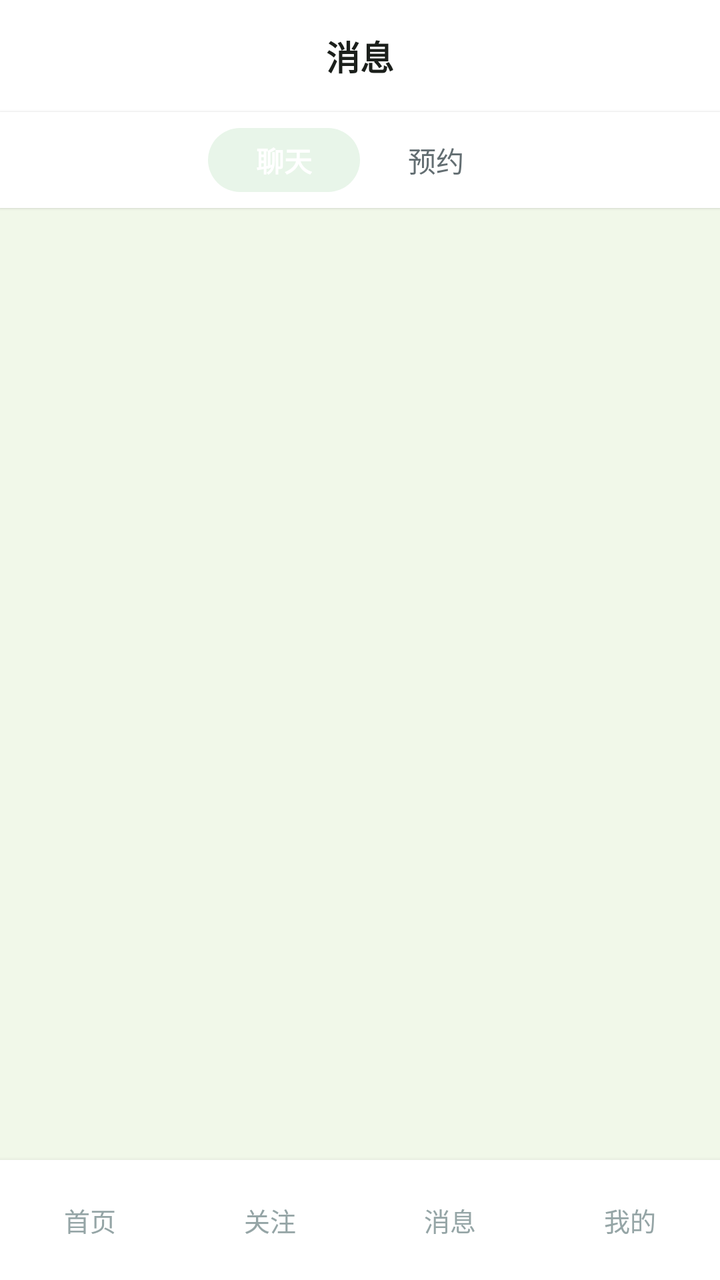
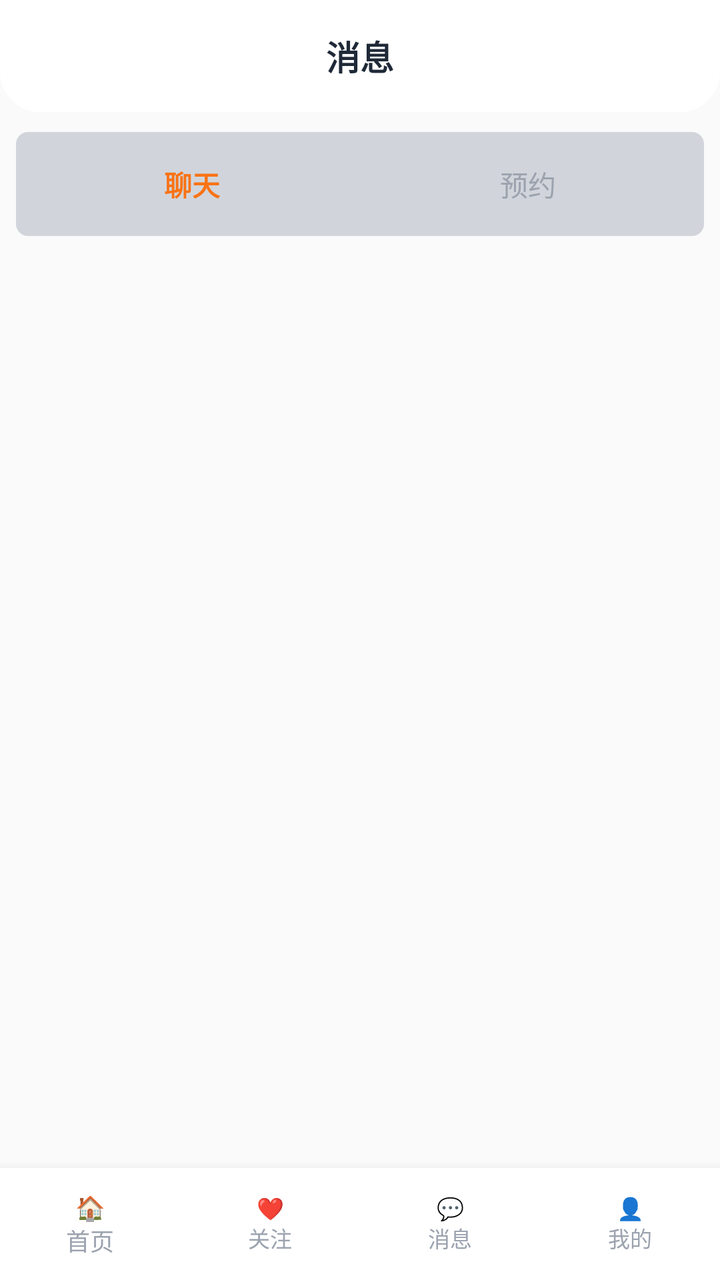

The first picture is an Android layout as it rendered before a commit; the second is the same layout after the commit. The layout source and the unified diff follow.
<!-- AndroidManifest.xml: application theme Theme.ClothingSI -->
<!-- res/layout/activity_buyer_messages.xml -->
<?xml version="1.0" encoding="utf-8"?>
<LinearLayout xmlns:android="http://schemas.android.com/apk/res/android"
    android:layout_width="match_parent" android:layout_height="match_parent"
    android:orientation="vertical" android:background="@color/bg">
    <RelativeLayout android:layout_width="match_parent" android:layout_height="56dp"
        android:background="@drawable/header_bar_bg">
        <TextView android:layout_width="wrap_content" android:layout_height="wrap_content"
            android:text="消息" android:textSize="17dp" android:textStyle="bold"
            android:textColor="@color/text_primary" android:layout_centerInParent="true" />
    </RelativeLayout>
    <LinearLayout android:id="@+id/layout_segment"
        android:layout_width="match_parent" android:layout_height="wrap_content"
        android:orientation="horizontal" android:gravity="center"
        android:paddingVertical="8dp" android:paddingHorizontal="16dp"
        android:background="#FFFFFF" android:elevation="1dp">
        <TextView android:id="@+id/tab_chat" android:layout_width="wrap_content" android:layout_height="32dp"
            android:text="聊天" android:textSize="14dp" android:textStyle="bold"
            android:textColor="#FFFFFF" android:gravity="center"
            android:background="@drawable/tab_active_bg" android:paddingHorizontal="24dp" />
        <TextView android:id="@+id/tab_appointment" android:layout_width="wrap_content" android:layout_height="32dp"
            android:text="预约" android:textSize="14dp" android:textColor="#636E72"
            android:gravity="center" android:paddingHorizontal="24dp" />
    </LinearLayout>
    <ScrollView android:layout_width="match_parent" android:layout_height="0dp"
        android:layout_weight="1" android:padding="16dp">
        <LinearLayout android:layout_width="match_parent" android:layout_height="wrap_content"
            android:orientation="vertical">
            <androidx.recyclerview.widget.RecyclerView android:id="@+id/rv_buyer_sessions"
                android:layout_width="match_parent" android:layout_height="wrap_content"
                android:nestedScrollingEnabled="false" />
            <LinearLayout android:id="@+id/layout_appointments"
                android:layout_width="match_parent" android:layout_height="wrap_content"
                android:orientation="vertical" android:visibility="gone" />
        </LinearLayout>
    </ScrollView>
    <include layout="@layout/include_buyer_bottom" />
</LinearLayout>
<!-- res/layout/include_buyer_bottom.xml (included above) -->
<?xml version="1.0" encoding="utf-8"?>
<LinearLayout xmlns:android="http://schemas.android.com/apk/res/android"
    android:layout_width="match_parent" android:layout_height="wrap_content"
    android:orientation="horizontal" android:gravity="center"
    android:paddingVertical="10dp" android:background="#FFFFFF"
    android:weightSum="4" android:elevation="4dp">
    <TextView android:id="@+id/bottom_home" android:layout_width="0dp" android:layout_height="40dp"
        android:layout_weight="1" android:gravity="center" android:text="首页"
        android:textSize="13dp" android:textColor="#95A5A6"
        android:clickable="true" android:focusable="true" />
    <TextView android:id="@+id/bottom_follow" android:layout_width="0dp" android:layout_height="40dp"
        android:layout_weight="1" android:gravity="center" android:text="关注"
        android:textSize="13dp" android:textColor="#95A5A6"
        android:clickable="true" android:focusable="true" />
    <TextView android:id="@+id/bottom_messages" android:layout_width="0dp" android:layout_height="40dp"
        android:layout_weight="1" android:gravity="center" android:text="消息"
        android:textSize="13dp" android:textColor="#95A5A6"
        android:clickable="true" android:focusable="true" />
    <TextView android:id="@+id/bottom_profile" android:layout_width="0dp" android:layout_height="40dp"
        android:layout_weight="1" android:gravity="center" android:text="我的"
        android:textSize="13dp" android:textColor="#95A5A6"
        android:clickable="true" android:focusable="true" />
</LinearLayout>
<!-- resources referenced by this layout -->
<resources>
  <color name="bg">#F1F8E9</color>
  <color name="text_primary">#1B1F1B</color>
  <!-- drawable header_bar_bg (drawable) -->
  <?xml version="1.0" encoding="utf-8"?>
  <shape xmlns:android="http://schemas.android.com/apk/res/android" android:shape="rectangle">
      <solid android:color="#FFFFFF" />
  </shape>
  <!-- drawable tab_active_bg (drawable) -->
  <?xml version="1.0" encoding="utf-8"?>
  <shape xmlns:android="http://schemas.android.com/apk/res/android" android:shape="rectangle">
      <solid android:color="@color/primary_light" />
      <corners android:radius="16dp" />
  </shape>
  <style name="Theme.ClothingSI" parent="Theme.Material3.Light.NoActionBar">
          <item name="colorPrimary">@color/primary</item>
          <item name="colorPrimaryDark">@color/primary_dark</item>
          <item name="colorAccent">@color/accent</item>
          <item name="android:statusBarColor">@android:color/transparent</item>
          <item name="android:navigationBarColor">@color/white</item>
          
          <item name="android:windowLightStatusBar">true</item>
          
          <item name="android:fontFamily">sans-serif</item>
          <item name="android:textViewStyle">@style/TextView.Base</item>
      </style>
  <color name="primary_light">#E8F5E9</color>
  <color name="primary">#2E7D32</color>
  <color name="primary_dark">#1B5E20</color>
  <color name="accent">#66BB6A</color>
  <color name="white">#FFFFFF</color>
  <style name="TextView.Base" parent="android:Widget.TextView">
          <item name="android:fontFamily">sans-serif</item>
      </style>
</resources>

<!-- the commit's change to res/layout/activity_buyer_messages.xml (unified diff, before → after) -->
@@ -1,33 +1,48 @@
 <?xml version="1.0" encoding="utf-8"?>
 <LinearLayout xmlns:android="http://schemas.android.com/apk/res/android"
+    xmlns:app="http://schemas.android.com/apk/res-auto"
     android:layout_width="match_parent" android:layout_height="match_parent"
-    android:orientation="vertical" android:background="@color/bg">
+    android:orientation="vertical" android:background="@color/md_surface_container_low">
     <RelativeLayout android:layout_width="match_parent" android:layout_height="56dp"
         android:background="@drawable/header_bar_bg">
         <TextView android:layout_width="wrap_content" android:layout_height="wrap_content"
-            android:text="消息" android:textSize="17dp" android:textStyle="bold"
-            android:textColor="@color/text_primary" android:layout_centerInParent="true" />
+            android:text="消息" android:textSize="17sp" android:textStyle="bold"
+            android:textColor="@color/md_on_surface" android:layout_centerInParent="true" />
     </RelativeLayout>
+    
     <LinearLayout android:id="@+id/layout_segment"
         android:layout_width="match_parent" android:layout_height="wrap_content"
         android:orientation="horizontal" android:gravity="center"
-        android:paddingVertical="8dp" android:paddingHorizontal="16dp"
-        android:background="#FFFFFF" android:elevation="1dp">
-        <TextView android:id="@+id/tab_chat" android:layout_width="wrap_content" android:layout_height="32dp"
-            android:text="聊天" android:textSize="14dp" android:textStyle="bold"
-            android:textColor="#FFFFFF" android:gravity="center"
-            android:background="@drawable/tab_active_bg" android:paddingHorizontal="24dp" />
-        <TextView android:id="@+id/tab_appointment" android:layout_width="wrap_content" android:layout_height="32dp"
-            android:text="预约" android:textSize="14dp" android:textColor="#636E72"
-            android:gravity="center" android:paddingHorizontal="24dp" />
+        android:padding="4dp"
+        android:background="@drawable/segment_container_bg"
+        android:layout_marginHorizontal="8dp" android:layout_marginTop="10dp" android:layout_marginBottom="6dp">
+        <TextView android:id="@+id/tab_chat" android:layout_width="0dp" android:layout_height="44dp"
+            android:layout_weight="1" android:gravity="center"
+            android:text="聊天" android:textSize="14sp" android:textStyle="bold"
+            android:background="@drawable/segment_tab_bg"
+            android:textColor="@color/md_primary"
+            android:clickable="true" android:focusable="true"
+            android:includeFontPadding="false" />
+        <TextView android:id="@+id/tab_appointment" android:layout_width="0dp" android:layout_height="44dp"
+            android:layout_weight="1" android:gravity="center"
+            android:text="预约" android:textSize="14sp"
+            android:background="@drawable/segment_tab_bg"
+            android:textColor="@color/md_on_surface_variant"
+            android:clickable="true" android:focusable="true"
+            android:includeFontPadding="false" />
     </LinearLayout>
     <ScrollView android:layout_width="match_parent" android:layout_height="0dp"
-        android:layout_weight="1" android:padding="16dp">
+        android:layout_weight="1" android:paddingHorizontal="12dp">
         <LinearLayout android:layout_width="match_parent" android:layout_height="wrap_content"
             android:orientation="vertical">
-            <androidx.recyclerview.widget.RecyclerView android:id="@+id/rv_buyer_sessions"
+            <androidx.cardview.widget.CardView
                 android:layout_width="match_parent" android:layout_height="wrap_content"
-                android:nestedScrollingEnabled="false" />
+                app:cardCornerRadius="12dp" app:cardElevation="2dp"
+                app:cardBackgroundColor="@color/md_surface">
+                <androidx.recyclerview.widget.RecyclerView android:id="@+id/rv_buyer_sessions"
+                    android:layout_width="match_parent" android:layout_height="wrap_content"
+                    android:nestedScrollingEnabled="false" />
+            </androidx.cardview.widget.CardView>
             <LinearLayout android:id="@+id/layout_appointments"
                 android:layout_width="match_parent" android:layout_height="wrap_content"
                 android:orientation="vertical" android:visibility="gone" />
@@ -38,24 +53,29 @@
 <!-- res/layout/include_buyer_bottom.xml (included above) -->
 <?xml version="1.0" encoding="utf-8"?>
 <LinearLayout xmlns:android="http://schemas.android.com/apk/res/android"
-    android:layout_width="match_parent" android:layout_height="wrap_content"
+    android:layout_width="match_parent" android:layout_height="56dp"
     android:orientation="horizontal" android:gravity="center"
-    android:paddingVertical="10dp" android:background="#FFFFFF"
-    android:weightSum="4" android:elevation="4dp">
-    <TextView android:id="@+id/bottom_home" android:layout_width="0dp" android:layout_height="40dp"
-        android:layout_weight="1" android:gravity="center" android:text="首页"
-        android:textSize="13dp" android:textColor="#95A5A6"
+    android:background="@color/md_surface"
+    android:elevation="8dp"
+    android:weightSum="4">
+    <TextView android:id="@+id/bottom_home" android:layout_width="0dp" android:layout_height="match_parent"
+        android:layout_weight="1" android:gravity="center" android:text="🏠\n首页"
+        android:textSize="12sp" android:lines="2" android:lineSpacingExtra="0dp"
+        android:textColor="@color/md_on_surface_variant"
         android:clickable="true" android:focusable="true" />
-    <TextView android:id="@+id/bottom_follow" android:layout_width="0dp" android:layout_height="40dp"
-        android:layout_weight="1" android:gravity="center" android:text="关注"
-        android:textSize="13dp" android:textColor="#95A5A6"
+    <TextView android:id="@+id/bottom_follow" android:layout_width="0dp" android:layout_height="match_parent"
+        android:layout_weight="1" android:gravity="center" android:text="❤️\n关注"
+        android:textSize="11sp" android:lines="2" android:lineSpacingExtra="0dp"
+        android:textColor="@color/md_on_surface_variant"
         android:clickable="true" android:focusable="true" />
-    <TextView android:id="@+id/bottom_messages" android:layout_width="0dp" android:layout_height="40dp"
-        android:layout_weight="1" android:gravity="center" android:text="消息"
-        android:textSize="13dp" android:textColor="#95A5A6"
+    <TextView android:id="@+id/bottom_messages" android:layout_width="0dp" android:layout_height="match_parent"
+        android:layout_weight="1" android:gravity="center" android:text="💬\n消息"
+        android:textSize="11sp" android:lines="2" android:lineSpacingExtra="0dp"
+        android:textColor="@color/md_on_surface_variant"
         android:clickable="true" android:focusable="true" />
-    <TextView android:id="@+id/bottom_profile" android:layout_width="0dp" android:layout_height="40dp"
-        android:layout_weight="1" android:gravity="center" android:text="我的"
-        android:textSize="13dp" android:textColor="#95A5A6"
+    <TextView android:id="@+id/bottom_profile" android:layout_width="0dp" android:layout_height="match_parent"
+        android:layout_weight="1" android:gravity="center" android:text="👤\n我的"
+        android:textSize="11sp" android:lines="2" android:lineSpacingExtra="0dp"
+        android:textColor="@color/md_on_surface_variant"
         android:clickable="true" android:focusable="true" />
 </LinearLayout>
<!-- resource entries referenced after the edit -->
@@ -1,35 +1,86 @@
 <!-- resources referenced by this layout -->
 <resources>
-  <color name="bg">#F1F8E9</color>
-  <color name="text_primary">#1B1F1B</color>
+  <color name="md_on_surface">#1F2937</color>
+  <color name="md_on_surface_variant">#9CA3AF</color>
+  <color name="md_primary">#F97316</color>
+  <color name="md_surface">#FFFFFF</color>
+  <color name="md_surface_container_low">#FAFAFA</color>
   <!-- drawable header_bar_bg (drawable) -->
   <?xml version="1.0" encoding="utf-8"?>
   <shape xmlns:android="http://schemas.android.com/apk/res/android" android:shape="rectangle">
-      <solid android:color="#FFFFFF" />
+      <solid android:color="@color/md_surface" />
+      <corners android:topLeftRadius="0dp" android:topRightRadius="0dp" android:bottomLeftRadius="20dp" android:bottomRightRadius="20dp" />
   </shape>
-  <!-- drawable tab_active_bg (drawable) -->
+  <!-- drawable segment_container_bg (drawable) -->
   <?xml version="1.0" encoding="utf-8"?>
   <shape xmlns:android="http://schemas.android.com/apk/res/android" android:shape="rectangle">
-      <solid android:color="@color/primary_light" />
-      <corners android:radius="16dp" />
+      <corners android:radius="6dp" />
+      <solid android:color="@color/md_surface_container_high" />
   </shape>
+  <!-- drawable segment_tab_bg (drawable) -->
+  <?xml version="1.0" encoding="utf-8"?>
+  <selector xmlns:android="http://schemas.android.com/apk/res/android">
+      <item android:state_selected="true">
+          <shape android:shape="rectangle">
+              <solid android:color="@color/md_surface" />
+              <corners android:radius="6dp" />
+          </shape>
+      </item>
+      <item>
+          <shape android:shape="rectangle">
+              <solid android:color="@color/md_surface_container_high" />
+              <corners android:radius="6dp" />
+          </shape>
+      </item>
+  </selector>
   <style name="Theme.ClothingSI" parent="Theme.Material3.Light.NoActionBar">
-          <item name="colorPrimary">@color/primary</item>
-          <item name="colorPrimaryDark">@color/primary_dark</item>
-          <item name="colorAccent">@color/accent</item>
+          
+          <item name="colorPrimary">@color/md_primary</item>
+          <item name="colorOnPrimary">@color/md_on_primary</item>
+          <item name="colorPrimaryContainer">@color/md_primary_container</item>
+          <item name="colorOnPrimaryContainer">@color/md_on_primary_container</item>
+  
+          
+          <item name="colorSecondary">@color/md_secondary</item>
+          <item name="colorOnSecondary">@color/md_on_secondary</item>
+          <item name="colorSecondaryContainer">@color/md_secondary_container</item>
+          <item name="colorOnSecondaryContainer">@color/md_on_secondary_container</item>
+  
+          
+          <item name="android:colorBackground">@color/md_surface_container_low</item>
+          <item name="colorSurface">@color/md_surface</item>
+          <item name="colorOnSurface">@color/md_on_surface</item>
+          <item name="colorOnSurfaceVariant">@color/md_on_surface_variant</item>
+  
+          
+          <item name="colorOutline">@color/md_outline</item>
+          <item name="colorOutlineVariant">@color/md_outline_variant</item>
+  
+          
+          <item name="colorError">@color/md_error</item>
+          <item name="colorOnError">@color/md_on_error</item>
+  
+          
           <item name="android:statusBarColor">@android:color/transparent</item>
-          <item name="android:navigationBarColor">@color/white</item>
-          
+          <item name="android:navigationBarColor">@color/md_surface</item>
           <item name="android:windowLightStatusBar">true</item>
+  
           
           <item name="android:fontFamily">sans-serif</item>
           <item name="android:textViewStyle">@style/TextView.Base</item>
       </style>
-  <color name="primary_light">#E8F5E9</color>
-  <color name="primary">#2E7D32</color>
-  <color name="primary_dark">#1B5E20</color>
-  <color name="accent">#66BB6A</color>
-  <color name="white">#FFFFFF</color>
+  <color name="md_surface_container_high">#D1D5DB</color>
+  <color name="md_on_primary">#FFFFFF</color>
+  <color name="md_primary_container">#FFF7ED</color>
+  <color name="md_on_primary_container">#5C3D00</color>
+  <color name="md_secondary">#2563EB</color>
+  <color name="md_on_secondary">#FFFFFF</color>
+  <color name="md_secondary_container">#DBEAFE</color>
+  <color name="md_on_secondary_container">#001A3E</color>
+  <color name="md_outline">#9CA3AF</color>
+  <color name="md_outline_variant">#D1D5DB</color>
+  <color name="md_error">#EF4444</color>
+  <color name="md_on_error">#FFFFFF</color>
   <style name="TextView.Base" parent="android:Widget.TextView">
           <item name="android:fontFamily">sans-serif</item>
       </style>
